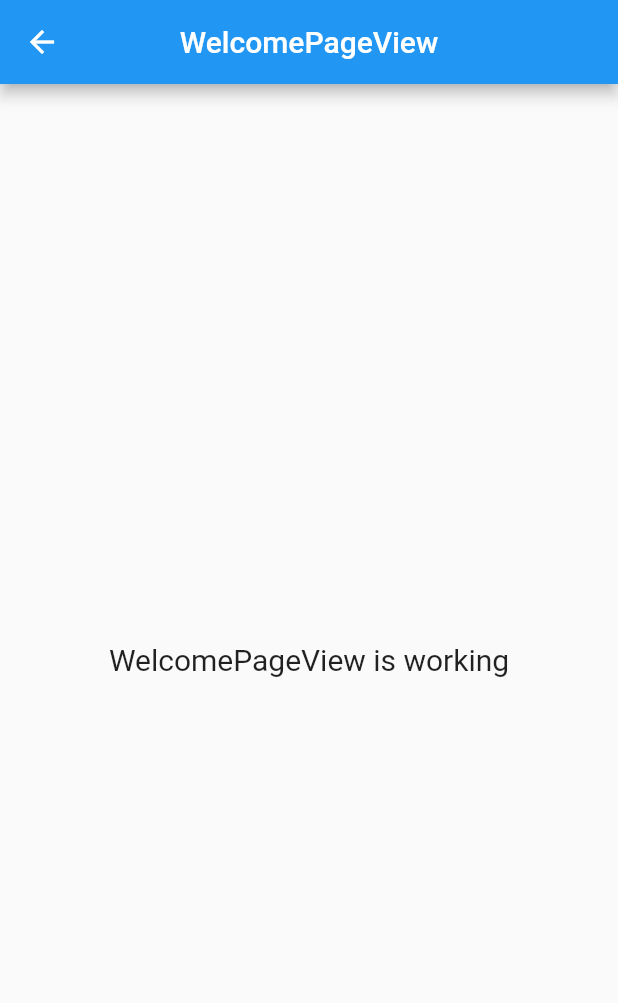
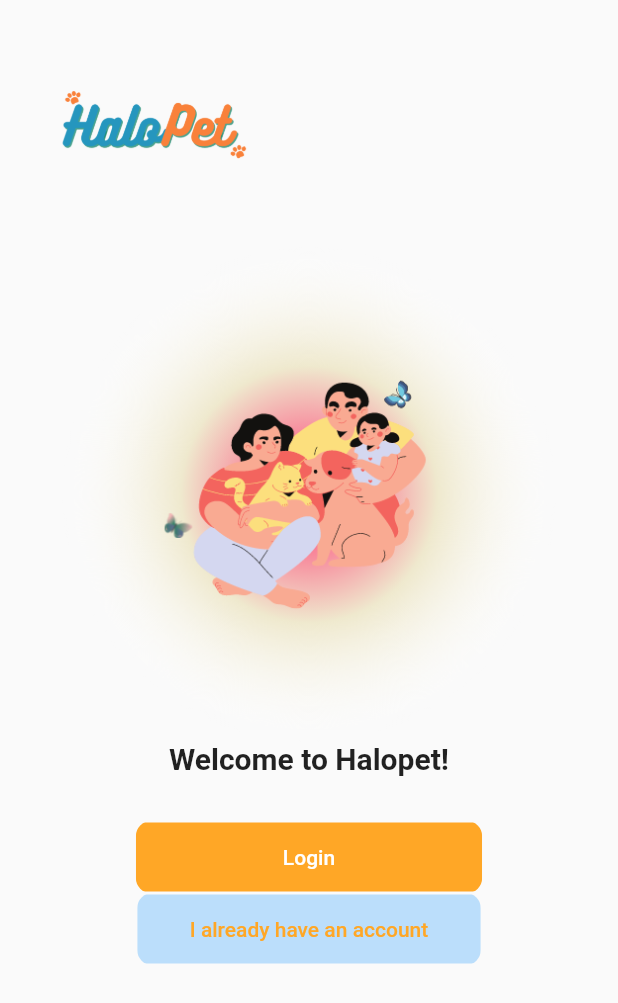
Before and after one commit to pramasiwoalam/halopet_beta, a Flutter app: the WelcomePageView screen opened by its route, on a phone screen of 412 x 824 dp. Shown: the top 1003 px of the screen. Run offline on Flutter 3.47's test engine with Material 2 defaults, Android fonts, the phone set to English and light mode, and no system bars; our stand-ins replace awesome_dialog, cloud_firestore, dropdown_search, firebase_auth, firebase_core, get and 2 more; accounts and stored records are empty.

Commit message:
welcome_page

```diff
--- a/lib/app/modules/welcome_page/views/welcome_page_view.dart
+++ b/lib/app/modules/welcome_page/views/welcome_page_view.dart
@@ -8,16 +8,102 @@ class WelcomePageView extends GetView<WelcomePageController> {
   @override
   Widget build(BuildContext context) {
     return Scaffold(
-      appBar: AppBar(
-        title: Text('WelcomePageView'),
-        centerTitle: true,
-      ),
-      body: Center(
-        child: Text(
-          'WelcomePageView is working',
-          style: TextStyle(fontSize: 20),
-        ),
-      ),
+      body: Body(),
     );
   }
 }
+
+class Body extends StatefulWidget {
+  @override
+  _BodyState createState() => _BodyState();
+}
+
+class _BodyState extends State<Body> {
+  @override
+  Widget build(BuildContext context) {
+    Size size = MediaQuery.of(context).size;
+    var width = size.width;
+    var height = size.height;
+    return Column(
+      children: [
+        Container(
+          height: height * 0.6,
+          width: width,
+          // color: Colors.green,
+          child: Column(
+            children: [
+              Container(
+                height: height * 0.2,
+                width: width,
+                // color: Colors.white,
+                child: Row(
+                  children: [
+                    Container(
+                      height: height,
+                      width: width * 0.5,
+                      decoration: BoxDecoration(
+                          image: DecorationImage(
+                              image: AssetImage("assets/images/2.png"))),
+                    ),
+                    Container(
+                      height: height,
+                      width: width * 0.5,
+                      // color: Colors.orange.shade300,
+                    ),
+                  ],
+                ),
+              ),
+              Container(
+                height: height * 0.4,
+                width: width * 0.8,
+                decoration: BoxDecoration(
+                  image: DecorationImage(
+                      image: AssetImage("assets/images/3.png"),
+                      fit: BoxFit.cover),
+                ),
+              ),
+            ],
+          ),
+        ),
+        Container(
+          height: height * 0.4,
+          width: width,
+          child: Column(
+            children: [
+              Text(
+                "Welcome to Halopet!",
+                style: TextStyle(
+                  fontWeight: FontWeight.bold,
+                  fontSize: 20,
+                ),
+              ),
+              SizedBox(height: 30),
+              ClipRRect(
+                borderRadius: BorderRadius.circular(10),
+                child: FlatButton(
+                    padding: EdgeInsets.symmetric(vertical: 15, horizontal: 98),
+                    color: Colors.orange.shade400,
+                    onPressed: () {},
+                    child: Text(
+                      "Login",
+                      style: TextStyle(color: Colors.white),
+                    )),
+              ),
+              ClipRRect(
+                borderRadius: BorderRadius.circular(10),
+                child: FlatButton(
+                    padding: EdgeInsets.symmetric(vertical: 15, horizontal: 35),
+                    color: Colors.blue.shade100,
+                    onPressed: () {},
+                    child: Text(
+                      "I already have an account",
+                      style: TextStyle(color: Colors.orange.shade400),
+                    )),
+              ),
+            ],
+          ),
+        )
+      ],
+    );
+  }
+}
--- a/lib/main.dart
+++ b/lib/main.dart
@@ -9,6 +9,7 @@ import 'package:halopet_beta/app/modules/admin_home/views/admin_home_view.dart';
 import 'package:halopet_beta/app/modules/homepage/views/homepage_view.dart';
 import 'package:halopet_beta/app/modules/login/views/login_view.dart';
 import 'package:halopet_beta/app/modules/seller_home/views/seller_home_view.dart';
+import 'package:halopet_beta/app/modules/welcome_page/views/welcome_page_view.dart';
 import 'package:halopet_beta/app/routes/app_pages.dart';
 
 void main() async {
@@ -21,6 +22,7 @@ void main() async {
 class MyApp extends StatelessWidget {
   final authC = Get.put(AuthController(), permanent: true);
   final localStorage = GetStorage();
+
   @override
   Widget build(BuildContext context) {
     return StreamBuilder<User?>(
@@ -31,31 +33,31 @@ class MyApp extends StatelessWidget {
           if (snapshot.connectionState == ConnectionState.active) {
             return GetMaterialApp(
               home: snapshot.data != null && userId != null
-                  ?
+                  ? WelcomePageView()
                   // AdminHomeView()
-                  StreamBuilder<Object>(
-                      stream: authC.streamRole(),
-                      builder: (context, snapshot) {
-                        if (snapshot.hasData && snapshot.data != null) {
-                          final user = snapshot.data as DocumentSnapshot;
-                          if (user['petshopOwner'] == true) {
-                            localStorage.write(
-                                'initialPetshopId', user['petshopId']);
-                          }
-                          if (user['role'] == 'Admin') {
-                            return AdminHomeView();
-                          } else if (user['role'] == 'Member') {
-                            return HomepageView();
-                          } else if (user['role'] == 'Seller') {
-                            return SellerHomeView();
-                          } else {
-                            return Center(child: CircularProgressIndicator());
-                          }
-                        } else {
-                          return Center(child: CircularProgressIndicator());
-                        }
-                      })
-                  : LoginView(),
+                  // StreamBuilder<Object>(
+                  //     stream: authC.streamRole(),
+                  //     builder: (context, snapshot) {
+                  //       if (snapshot.hasData && snapshot.data != null) {
+                  //         final user = snapshot.data as DocumentSnapshot;
+                  //         if (user['petshopOwner'] == true) {
+                  //           localStorage.write(
+                  //               'initialPetshopId', user['petshopId']);
+                  //         }
+                  //         if (user['role'] == 'Admin') {
+                  //           return AdminHomeView();
+                  //         } else if (user['role'] == 'Member') {
+                  //           return HomepageView();
+                  //         } else if (user['role'] == 'Seller') {
+                  //           return SellerHomeView();
+                  //         } else {
+                  //           return Center(child: CircularProgressIndicator());
+                  //         }
+                  //       } else {
+                  //         return Center(child: CircularProgressIndicator());
+                  //       }
+                  //     })
+                  : WelcomePageView(),
               getPages: AppPages.routes,
             );
           } else {
--- a/pubspec.yaml
+++ b/pubspec.yaml
@@ -19,6 +19,7 @@ dependencies:
   awesome_dialog: ^2.1.2
   flutter_svg: ^1.0.3
   google_fonts: ^2.2.0
+  flutter_icons: ^1.1.0
 
 
 dev_dependencies:
@@ -35,3 +36,6 @@ flutter:
     - assets/images/grooming-card.jpg
     - assets/images/hotel-card.jpg
     - assets/images/petshop-1.jpg
+    - assets/images/1.png
+    - assets/images/2.png
+    - assets/images/3.png
```
Also changed, not shown: assets/images/1.png (added), assets/images/2.png (added), assets/images/3.png (added), pubspec.lock.
